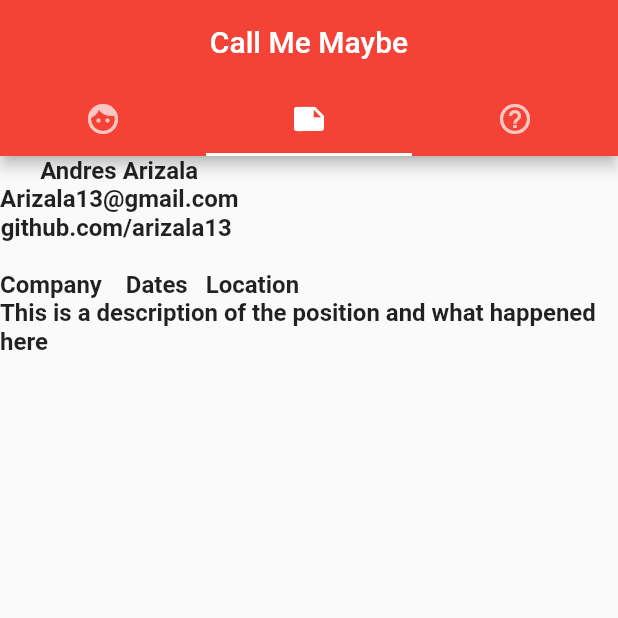
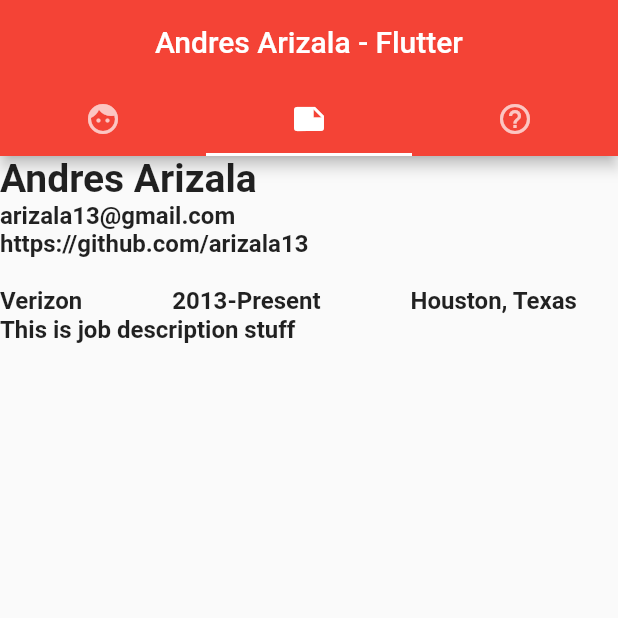
Before and after one commit to arizala13/project_3, a Flutter app: the screen it shows after launch, tab 2 chosen, on a phone screen of 412 x 824 dp, the top half of it. Run offline on Flutter 3.47's test engine with Material 2 defaults, Android fonts, the phone set to English and light mode, and no system bars; Roboto replaces fonts that are missing (Hind, Hindi).

Commit message:
Working on resume page - need to add text and scrolling

```diff
--- a/lib/main.dart
+++ b/lib/main.dart
@@ -28,10 +28,10 @@ class MyApp extends StatelessWidget {
         textTheme: TextTheme(
           headline: TextStyle(fontSize: 72.0, fontWeight: FontWeight.bold),
           title: TextStyle(fontSize: 36.0, fontStyle: FontStyle.italic, fontWeight: FontWeight.bold),
-          body1: TextStyle(fontSize: 16.0, fontFamily: 'Hind', fontWeight: FontWeight.bold),
+          body1: TextStyle(fontSize: 16.0, fontFamily: 'Hindi', fontWeight: FontWeight.bold),
     ),
       ),
-      home: MyHomePage(title: 'Call Me Maybe',),
+      home: MyHomePage(title: 'Andres Arizala - Flutter',),
     );
   }
 }
@@ -53,6 +53,52 @@ class _MyHomePageState extends State<MyHomePage> {
       print(' could not launch $command');
     }
   }
+
+      Widget candidateInfo() {
+      return Row(
+        children: <Widget>[
+          Column(
+            mainAxisAlignment: MainAxisAlignment.start,
+            crossAxisAlignment: CrossAxisAlignment.start,
+            children: <Widget>[
+                        Text('Andres Arizala', style: TextStyle(fontWeight: FontWeight.bold, fontSize: 26.0)),
+                        Text('arizala13@gmail.com',),
+                        Text('https://github.com/arizala13')
+                      ],
+                    )
+        ],
+      );
+    }
+
+    Widget candidateJobInfo() {
+      return Row(
+        mainAxisAlignment: MainAxisAlignment.spaceBetween,
+        children: <Widget>[
+          Wrap(
+              spacing: 60,
+            children: <Widget>[
+                        Text('Verizon',),
+                        Text('2013-Present'),
+                        Text('Houston, Texas')
+                      ],
+                    )
+        ],
+      );
+    }
+
+        Widget candidateJobDescription() {
+      return Row(
+        children: <Widget>[
+          Column(
+            mainAxisAlignment: MainAxisAlignment.start,
+            crossAxisAlignment: CrossAxisAlignment.start,
+            children: <Widget>[
+                        Text('This is job description stuff'),
+                      ],
+                    )
+        ],
+      );
+    }
 
 
   var element = ' ';
@@ -80,7 +126,7 @@ class _MyHomePageState extends State<MyHomePage> {
                 Tab(icon: Icon(Icons.help_outline)),
               ],
             ),
-            title: Text('Call Me Maybe'),
+            title: Text('Andres Arizala - Flutter'),
           ),
           body: TabBarView(
             children: [
@@ -115,15 +161,11 @@ class _MyHomePageState extends State<MyHomePage> {
                 ],
               ),
             Column(
-              crossAxisAlignment: CrossAxisAlignment.start,
               children: <Widget>[
                 Column(
                   children: <Widget>[
                    Column(
-                    children: <Widget>[
-                    Text('Andres Arizala'),
-                    Text('Arizala13@gmail.com'),
-                    Text('github.com/arizala13 \n'),
+                    children: <Widget>[candidateInfo(), Text(''),
                     ],
                   ),
                   ]
@@ -131,10 +173,8 @@ class _MyHomePageState extends State<MyHomePage> {
                 Column(
                   children: <Widget>[
                    Row(
-                    children: <Widget>[
-                    Text('Company    '),
-                    Text('Dates   '),
-                    Text('Location   '),
+                    children: <Widget>[ candidateJobInfo(),
+                     Text(''),
                     ],
                   ),
                   ]
@@ -142,8 +182,7 @@ class _MyHomePageState extends State<MyHomePage> {
                                 Column(
                   children: <Widget>[
                    Column(
-                    children: <Widget>[
-                    Text('This is a description of the position and what happened here'),
+                    children: <Widget>[ candidateJobDescription(),
                     ],
                   ),
                   ]
```
